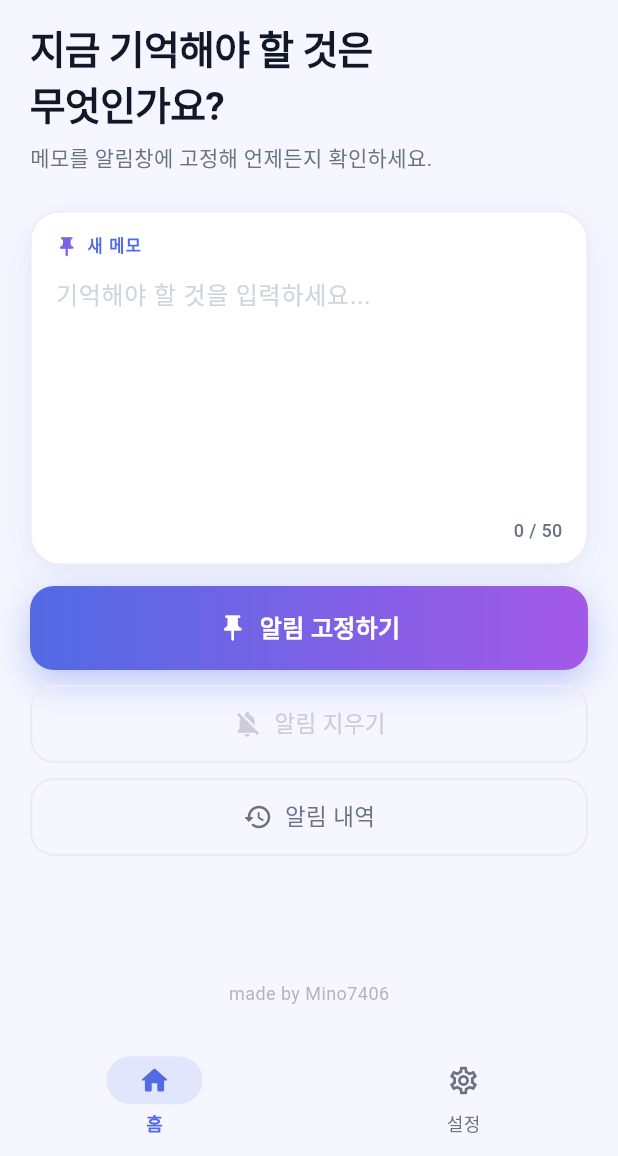
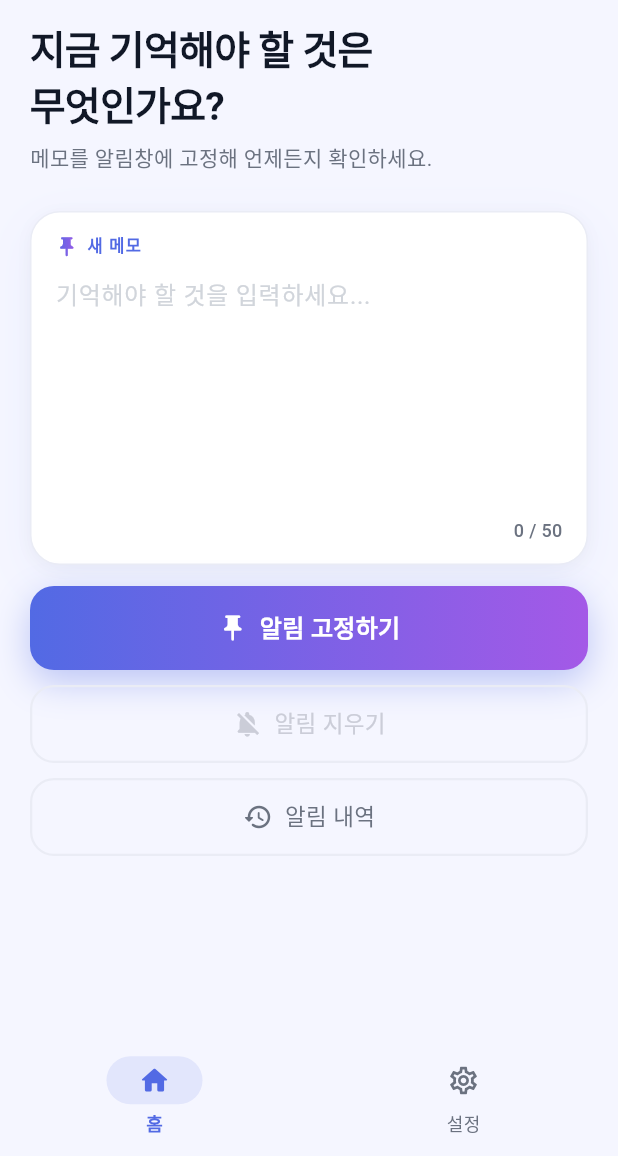
Before and after one commit to Mino7406/NotiMemo, a Flutter app: the screen it shows after launch, on a phone screen of 412 x 824 dp, the part 80-1236 px from its top. Run offline on Flutter 3.47's test engine with Material 3 defaults, Android fonts, the phone set to English and light mode, and no system bars; our stand-ins replace package_info_plus, permission_handler, shared_preferences; network calls fail.

Commit message:
footer 제거

```diff
--- a/lib/screens/home_screen.dart
+++ b/lib/screens/home_screen.dart
@@ -310,20 +310,6 @@ class _HomeScreenState extends State<HomeScreen>
                 ),
               ),
             ),
-            if (MediaQuery.of(context).viewInsets.bottom == 0)
-              Padding(
-                padding: const EdgeInsets.only(bottom: 20),
-                child: Center(
-                  child: Text(
-                    'made by Mino7406',
-                    style: TextStyle(
-                      fontSize: 12,
-                      color: subColor.withAlpha(128),
-                      letterSpacing: 0.3,
-                    ),
-                  ),
-                ),
-              ),
           ],
         ),
           ),
```
